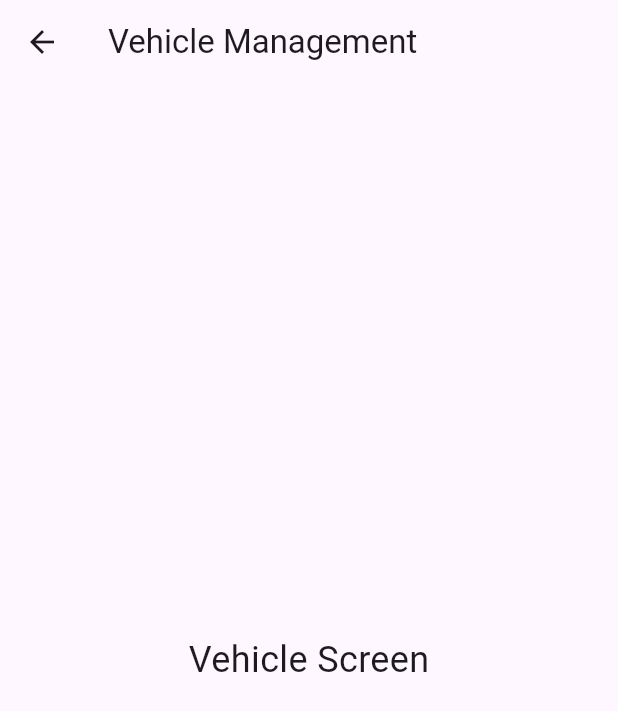
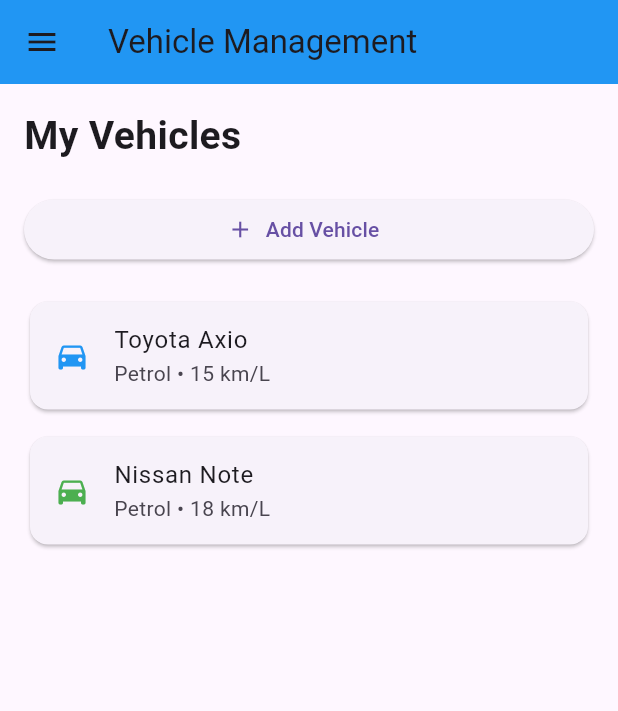
Before and after one commit to Delfine254/EcoMate-Fuel-Emission-Tracker, a Flutter app: the VehicleScreen screen opened directly, on a phone screen of 412 x 824 dp. Shown: the top 711 px of the screen. Run offline on Flutter 3.47's test engine with Material 3 defaults, Android fonts, the phone set to English and light mode, and no system bars.

Commit message:
Implement vehicle management module and navigation

```diff
--- a/lib/main.dart
+++ b/lib/main.dart
@@ -2,6 +2,7 @@
 import 'screens/splash/splash_screen.dart';
 import 'screens/auth/login_screen.dart';
 import 'screens/dashboard/dashboard_screen.dart';
+import 'screens/vehicles/vehicle_screen.dart';
 
 void main() {
   runApp(const MyApp());
@@ -15,7 +16,7 @@
     return MaterialApp(
       debugShowCheckedModeBanner: false,
       title: 'Ecomate',
-      home: const DashboardScreen(),
+      home: const VehicleScreen(),
     );
   }
 }
--- a/lib/screens/vehicles/vehicle_screen.dart
+++ b/lib/screens/vehicles/vehicle_screen.dart
@@ -1,4 +1,5 @@
 import 'package:flutter/material.dart';
+import '../../widgets/custom_drawer.dart';
 
 class VehicleScreen extends StatelessWidget {
   const VehicleScreen({super.key});
@@ -7,13 +8,79 @@
   Widget build(BuildContext context) {
     return Scaffold(
       appBar: AppBar(
-        title: Text('Vehicle Management'),
+        title: const Text('Vehicle Management'),
+        backgroundColor: Colors.blue,
       ),
 
-      body: Center(
-        child: Text(
-          'Vehicle Screen',
-          style: TextStyle(fontSize: 24),
+      drawer: const CustomDrawer(),
+
+      body: Padding(
+        padding: const EdgeInsets.all(16.0),
+
+        child: Column(
+          crossAxisAlignment: CrossAxisAlignment.start,
+
+          children: [
+
+            const Text(
+              'My Vehicles',
+              style: TextStyle(
+                fontSize: 26,
+                fontWeight: FontWeight.bold,
+              ),
+            ),
+
+            const SizedBox(height: 20),
+
+            SizedBox(
+              width: double.infinity,
+
+              child: ElevatedButton.icon(
+                onPressed: () {
+
+                },
+
+                icon: const Icon(Icons.add),
+
+                label: const Text('Add Vehicle'),
+              ),
+            ),
+
+            const SizedBox(height: 20),
+
+            Card(
+              child: ListTile(
+                leading: const Icon(
+                  Icons.directions_car,
+                  color: Colors.blue,
+                ),
+
+                title: const Text('Toyota Axio'),
+
+                subtitle: const Text(
+                  'Petrol • 15 km/L',
+                ),
+              ),
+            ),
+
+            const SizedBox(height: 10),
+
+            Card(
+              child: ListTile(
+                leading: const Icon(
+                  Icons.directions_car,
+                  color: Colors.green,
+                ),
+
+                title: const Text('Nissan Note'),
+
+                subtitle: const Text(
+                  'Petrol • 18 km/L',
+                ),
+              ),
+            ),
+
+          ],
         ),
       ),
     );
```
